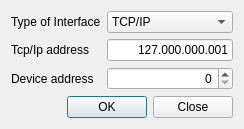
The window that Service/Calibration/startdialog.ui (OzhegovRoman/ControlUnit4_Software) describes before a commit, drawn with Qt 5.
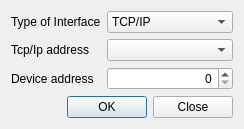
The same window after the commit.

What changed in the file:
```diff
--- a/Service/Calibration/startdialog.ui
+++ b/Service/Calibration/startdialog.ui
@@ -64,17 +64,7 @@
           <number>0</number>
          </property>
          <item>
-          <widget class="QLineEdit" name="leTcpIpAddress">
-           <property name="inputMask">
-            <string>000.000.000.000;_</string>
-           </property>
-           <property name="text">
-            <string>127.000.000.001</string>
-           </property>
-           <property name="alignment">
-            <set>Qt::AlignRight|Qt::AlignTrailing|Qt::AlignVCenter</set>
-           </property>
-          </widget>
+          <widget class="QComboBox" name="cbTcpIp"/>
          </item>
         </layout>
        </widget>
```
Left out of the diff: 5 changed lines with no effect on the pictures.
